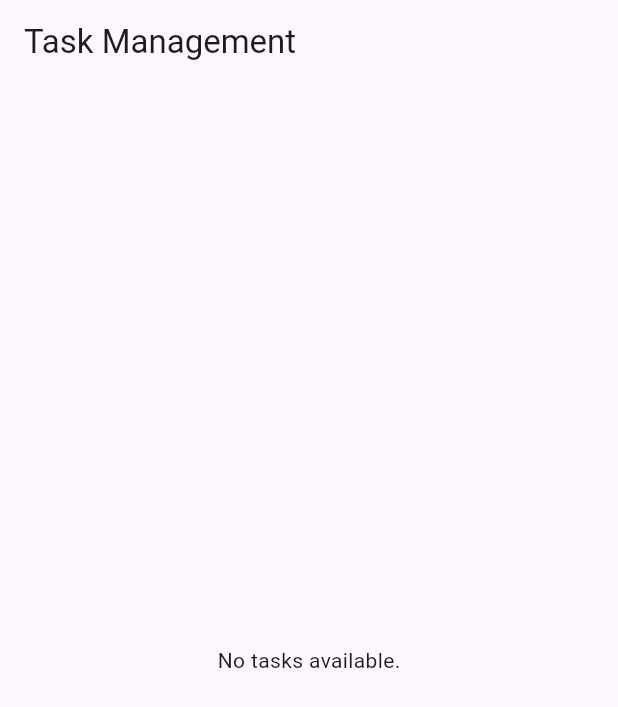
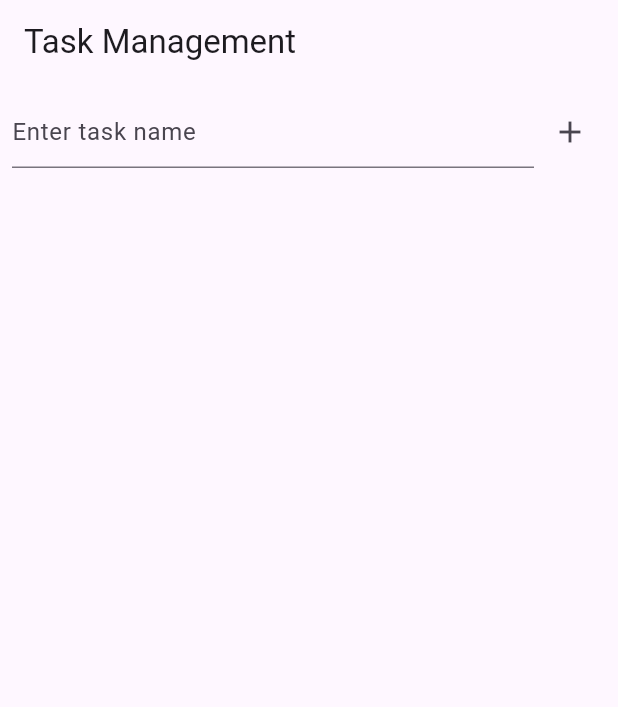
Before and after one commit to abdulbasith007/Task-Manager---Flutter, a Flutter app: the screen it shows after launch, on a phone screen of 412 x 824 dp. Shown: the top 707 px of the screen. Run offline on Flutter 3.47's test engine with Material 3 defaults, Android fonts, the phone set to English and light mode, and no system bars.

Commit message:
Changes for displaying the task list

```diff
--- a/lib/main.dart
+++ b/lib/main.dart
@@ -23,14 +23,54 @@ class TaskListScreen extends StatefulWidget {
 }
 
 class _TaskListScreenState extends State<TaskListScreen> {
+  final List<String> _tasks = [];
+  final TextEditingController _controller = TextEditingController();
+
+  void _addTask() {
+    setState(() {
+      _tasks.add(_controller.text);
+    });
+    _controller.clear();
+  }
+
   @override
   Widget build(BuildContext context) {
     return Scaffold(
       appBar: AppBar(
         title: const Text('Task Management'),
       ),
-      body: const Center(
-        child: Text('No tasks available.'),
+      body: Column(
+        children: [
+          Padding(
+            padding: const EdgeInsets.all(8.0),
+            child: Row(
+              children: [
+                Expanded(
+                  child: TextField(
+                    controller: _controller,
+                    decoration: const InputDecoration(
+                      hintText: 'Enter task name',
+                    ),
+                  ),
+                ),
+                IconButton(
+                  onPressed: _addTask,
+                  icon: const Icon(Icons.add),
+                ),
+              ],
+            ),
+          ),
+          Expanded(
+            child: ListView.builder(
+              itemCount: _tasks.length,
+              itemBuilder: (context, index) {
+                return ListTile(
+                  title: Text(_tasks[index]),
+                );
+              },
+            ),
+          ),
+        ],
       ),
     );
   }
```
